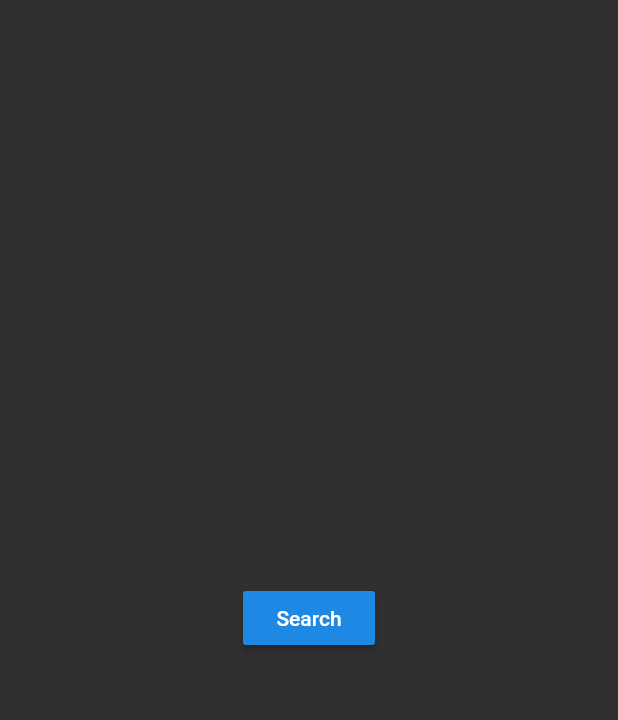
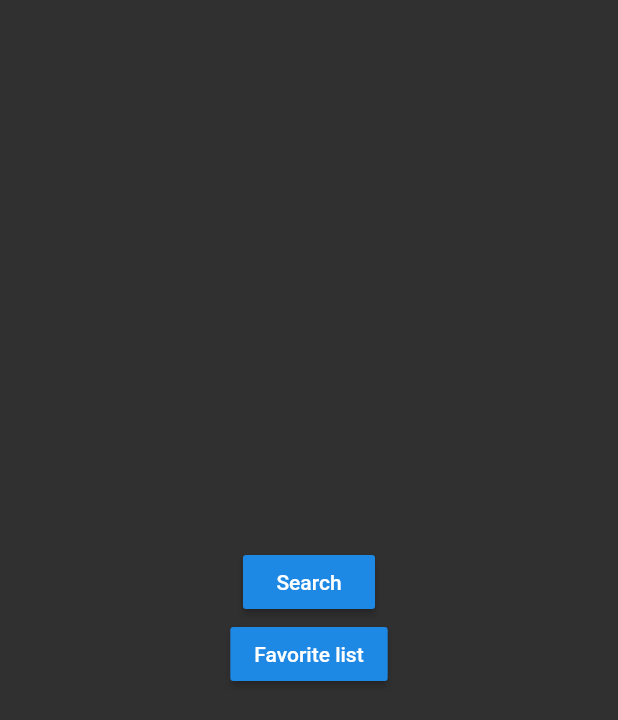
Before and after one commit to audkar/flutter-maven-tracker-app, a Flutter app: the screen it shows after launch, on a phone screen of 412 x 824 dp. Shown: the top 720 px of the screen. Run offline on Flutter 3.47's test engine with Material 2 defaults, Android fonts, the phone set to English and light mode, and no system bars; our stand-ins replace built_collection, rxdart.

Commit message:
Favorites feature

```diff
--- /dev/null
+++ b/lib/favorite/favorite_repository.dart
@@ -0,0 +1,37 @@
+import 'dart:async';
+import 'package:rxdart/subjects.dart';
+import 'package:meta/meta.dart';
+import 'package:built_collection/built_collection.dart';
+
+abstract class FavoriteRepository {
+  Stream<Iterable<Favorite>> get favorites;
+  addFavorite(Favorite favorite);
+  removeFavorite(Favorite favorite);
+}
+
+class InMemoryFavoriteRepository extends FavoriteRepository {
+  //ignore: close_sinks
+  BehaviorSubject<BuiltSet<Favorite>> _subject = BehaviorSubject();
+
+  InMemoryFavoriteRepository() {
+    _subject.add(BuiltSet());
+  }
+
+  @override
+  Stream<Iterable<Favorite>> get favorites => _subject.stream;
+
+  @override
+  addFavorite(Favorite favorite) =>
+      _subject.add(_subject.value.rebuild((items) => items.add(favorite)));
+
+  @override
+  removeFavorite(Favorite favorite) => _subject.add(_subject.value
+      .rebuild((items) => items.removeWhere((item) => item.id == favorite.id)));
+}
+
+@immutable
+class Favorite {
+  final String id;
+
+  Favorite({this.id});
+}
--- a/lib/global_dependencies_model.dart
+++ b/lib/global_dependencies_model.dart
@@ -1,9 +1,15 @@
 import 'package:MavenArtifactsTracker/api/maven_api.dart';
+import 'package:MavenArtifactsTracker/favorite/favorite_repository.dart';
 import 'package:scoped_model/scoped_model.dart';
 
 class GlobalDependenciesModel extends Model {
   final MavenApi mavenApi;
+  final FavoriteRepository favoriteRepository;
 
-  GlobalDependenciesModel({MavenApi mavenApi})
-      : this.mavenApi = mavenApi ?? MavenApi.central();
+  GlobalDependenciesModel({
+    MavenApi mavenApi,
+    FavoriteRepository favoriteRepository,
+  })  : this.mavenApi = mavenApi ?? MavenApi.central(),
+        this.favoriteRepository =
+            favoriteRepository ?? InMemoryFavoriteRepository();
 }
--- a/lib/home/home_page.dart
+++ b/lib/home/home_page.dart
@@ -5,9 +5,19 @@ class HomePage extends StatelessWidget {
   Widget build(BuildContext context) {
     return Scaffold(
       body: Center(
-        child: RaisedButton(
-          child: Text('Search'),
-          onPressed: () => Navigator.of(context).pushNamed('/search'),
+        child: Column(
+          mainAxisAlignment: MainAxisAlignment.center,
+          children: <Widget>[
+            RaisedButton(
+              child: Text('Search'),
+              onPressed: () => Navigator.of(context).pushNamed('/search'),
+            ),
+            RaisedButton(
+              child: Text('Favorite list'),
+              onPressed: () =>
+                  Navigator.of(context).pushNamed('/favorite_list'),
+            )
+          ],
         ),
       ),
     );
--- a/lib/main.dart
+++ b/lib/main.dart
@@ -1,3 +1,4 @@
+import 'package:MavenArtifactsTracker/favorite/favorite_list_page.dart';
 import 'package:MavenArtifactsTracker/global_dependencies_model.dart';
 import 'package:MavenArtifactsTracker/home/home_page.dart';
 import 'package:MavenArtifactsTracker/search/search_artifacts_page.dart';
@@ -19,7 +20,8 @@ class MyApp extends StatelessWidget {
         initialRoute: '/',
         routes: {
           '/': (context) => HomePage(),
-          '/search': (context) => SearchArtifactsPage()
+          '/search': (context) => SearchArtifactsPage(),
+          '/favorite_list': (context) => FavoriteListPage(),
         },
       ),
     );
--- a/lib/search/search_artifacts_model.dart
+++ b/lib/search/search_artifacts_model.dart
@@ -1,10 +1,12 @@
 import 'package:MavenArtifactsTracker/api/maven_api.dart';
 import 'package:MavenArtifactsTracker/artifact.dart';
+import 'package:MavenArtifactsTracker/favorite/favorite_repository.dart';
 import 'package:meta/meta.dart';
 import 'package:scoped_model/scoped_model.dart';
 
 class SearchArtifactsModel extends Model {
   final MavenApi mavenApi;
+  final FavoriteRepository favoriteRepository;
   String _searchQuery = '';
   ArtifactsPage _artifacts = ArtifactsPage();
   bool _inProgress = false;
@@ -17,7 +19,12 @@ class SearchArtifactsModel extends Model {
 
   bool get hasMoreItems => _artifacts.itemCount > _artifacts.items.length;
 
-  SearchArtifactsModel({@required this.mavenApi});
+  Stream<Iterable<Favorite>> get favorites => favoriteRepository.favorites;
+
+  SearchArtifactsModel({
+    @required this.mavenApi,
+    @required this.favoriteRepository,
+  });
 
   void changeQuery(String query) {
     _searchQuery = query;
@@ -47,6 +54,17 @@ class SearchArtifactsModel extends Model {
     _inProgress = false;
     notifyListeners();
   }
+
+  void onFavoriteToggle(Artifact artifact, bool isFavorite) {
+    final favorite = Favorite(
+      id: artifact.id,
+    );
+    if (isFavorite) {
+      favoriteRepository.removeFavorite(favorite);
+    } else {
+      favoriteRepository.addFavorite(favorite);
+    }
+  }
 }
 
 const int _ROWS_PER_PAGE = 20;
--- a/lib/search/search_artifacts_page.dart
+++ b/lib/search/search_artifacts_page.dart
@@ -18,7 +18,10 @@ class _SearchArtifactsPageState extends State<SearchArtifactsPage> {
   void initState() {
     super.initState();
     final dependencies = ScopedModel.of<GlobalDependenciesModel>(context);
-    _model = SearchArtifactsModel(mavenApi: dependencies.mavenApi);
+    _model = SearchArtifactsModel(
+      mavenApi: dependencies.mavenApi,
+      favoriteRepository: dependencies.favoriteRepository,
+    );
   }
 
   @override
--- a/pubspec.yaml
+++ b/pubspec.yaml
@@ -4,7 +4,7 @@ description: Simple Flutter app to track Maven dependencies
 version: 1.0.0+1
 
 environment:
-  sdk: ">=2.0.0-dev.68.0 <3.0.0"
+  sdk: ">=2.1.0 <3.0.0"
 
 dependencies:
   flutter:
@@ -12,7 +12,8 @@ dependencies:
   cupertino_icons: ^0.1.2
   http: ^0.12.0
   scoped_model: ^1.0.0
-  rxdart: ^0.20.0
+  rxdart: ^0.21.0
+  built_collection: ^4.1.0
   intl: ^0.15.7
 
 dev_dependencies:
```
Also changed, not shown: lib/artifacts_widget.dart (+18 -5 lines), lib/favorite/favorite_list_model.dart (added, +47 -0 lines), lib/favorite/favorite_list_page.dart (added, +36 -0 lines), lib/favorite/favorite_list_widget.dart (added, +39 -0 lines), lib/search/search_artifacts_widget.dart (+14 -1 lines), test_driver/home_app_test.dart (+25 -12 lines), 3 other files.
